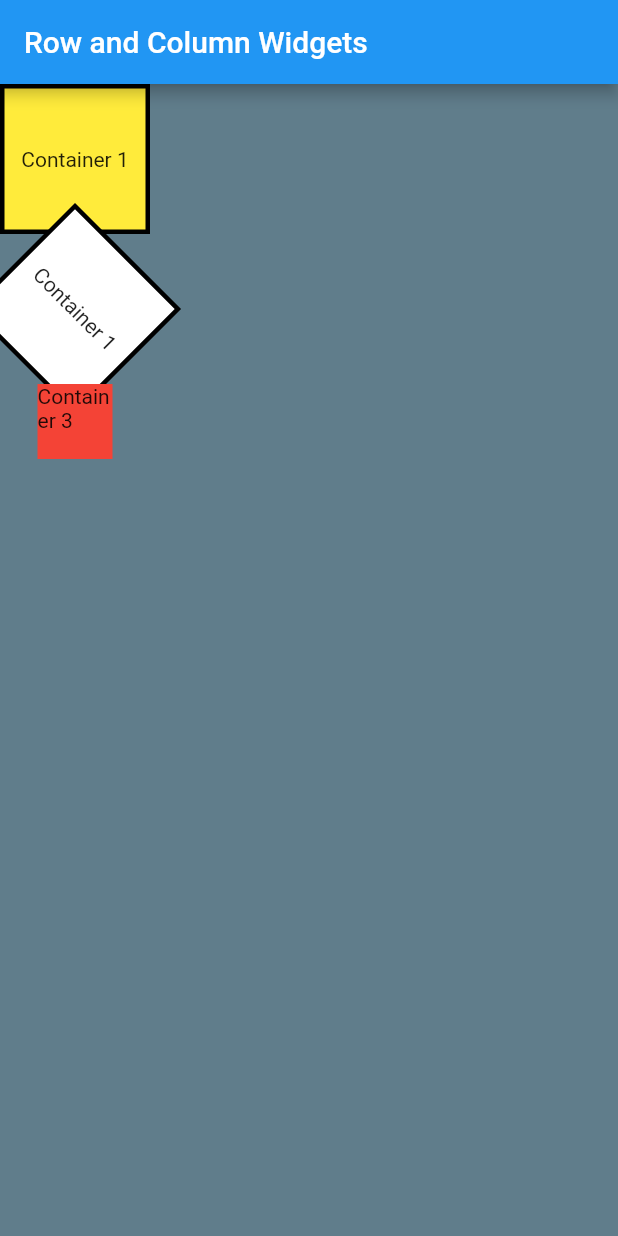
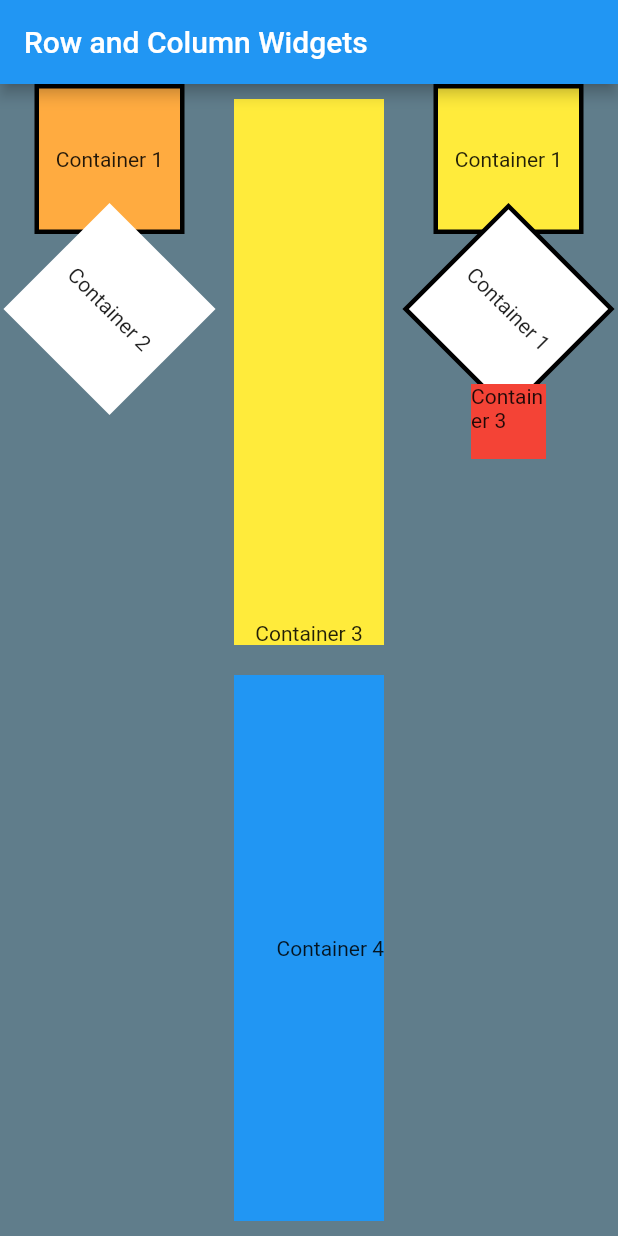
Before and after one commit to delrosariod/FlutterApp01_DanielDelRosario, a Flutter app: the screen it shows after launch, on a phone screen of 412 x 824 dp. Run offline on Flutter 3.47's test engine with Material 2 defaults, Android fonts, the phone set to English and light mode, and no system bars.

Commit message:
Completed first two columns

```diff
--- a/lib/main.dart
+++ b/lib/main.dart
@@ -10,15 +10,86 @@ class MyApp extends StatelessWidget {
   @override
   Widget build(BuildContext context) {
     return MaterialApp(
-      //first level widget of Material Design
       home: Scaffold(
-        //default route
         backgroundColor: Colors.blueGrey,
         appBar: AppBar(
           title: Text("Row and Column Widgets"),
           backgroundColor: Colors.blue,
         ),
-        body: Column(
+        body: Row(
+          mainAxisAlignment: MainAxisAlignment.spaceEvenly,
+          children: [
+            Column(
+              children: [
+                Container(
+                  height: 100.0,
+                  width: 100.0,
+                  decoration: BoxDecoration(
+                    shape: BoxShape.rectangle,
+                    color: Colors.orangeAccent,
+                    border: Border.all(color: Colors.black, width: 3),
+                  ),
+                  child: Center(
+                    child: Text(
+                      'Container 1',
+                    ),
+                  ),
+                ),
+                Transform.rotate(
+                    angle: pi / 4,
+                    child: Container(
+                      height: 100.0,
+                      width: 100.0,
+                      decoration: BoxDecoration(
+                        shape: BoxShape.rectangle,
+                        color: Colors.white,
+                      ),
+                      child: Center(
+                        child: Text(
+                          'Container 2',
+                        ),
+                      ),
+                    )),
+              ],
+            ),
+            Column(
+              children: <Widget>[
+                Expanded(
+                    flex: 5,
+                    child: Container(
+
+                      margin: new EdgeInsets.all(10.0),
+                      constraints: BoxConstraints.tightForFinite(width: 100),
+                      decoration: BoxDecoration(
+                        shape: BoxShape.rectangle,
+                        color: Colors.yellow,
+                      ),
+                      child: Align(
+                        alignment: Alignment.bottomCenter,
+                        child: Text(
+                          'Container 3',
+                        ),
+                      ),
+                    )),
+                Expanded(
+                    flex: 5,
+                    child: Container(
+                      margin: new EdgeInsets.all(10.0),
+                      constraints: BoxConstraints.tightForFinite(width: 100),
+                      decoration: BoxDecoration(
+                        shape: BoxShape.rectangle,
+                        color: Colors.blue,
+                      ),
+                      child: Align(
+                        alignment: Alignment.centerRight,
+                        child: Text(
+                          'Container 4',
+                        ),
+                      ),
+                    )),
+              ],
+            ),
+            Column(
               children: [
                 Container(
                   height: 100.0,
@@ -59,6 +130,8 @@ class MyApp extends StatelessWidget {
                   child: Text(
                     'Container 3',
                   ),
+                )
+              ],
             ),
           ],
         ),
```
Lines whose indentation alone changed are shown as unchanged.
